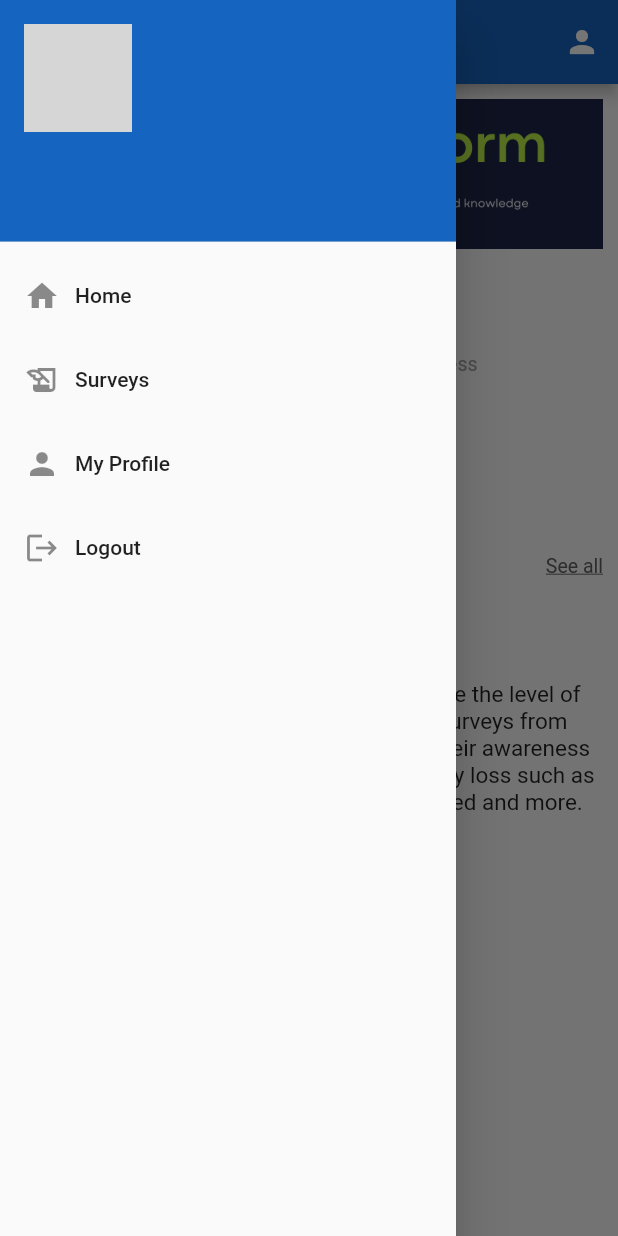
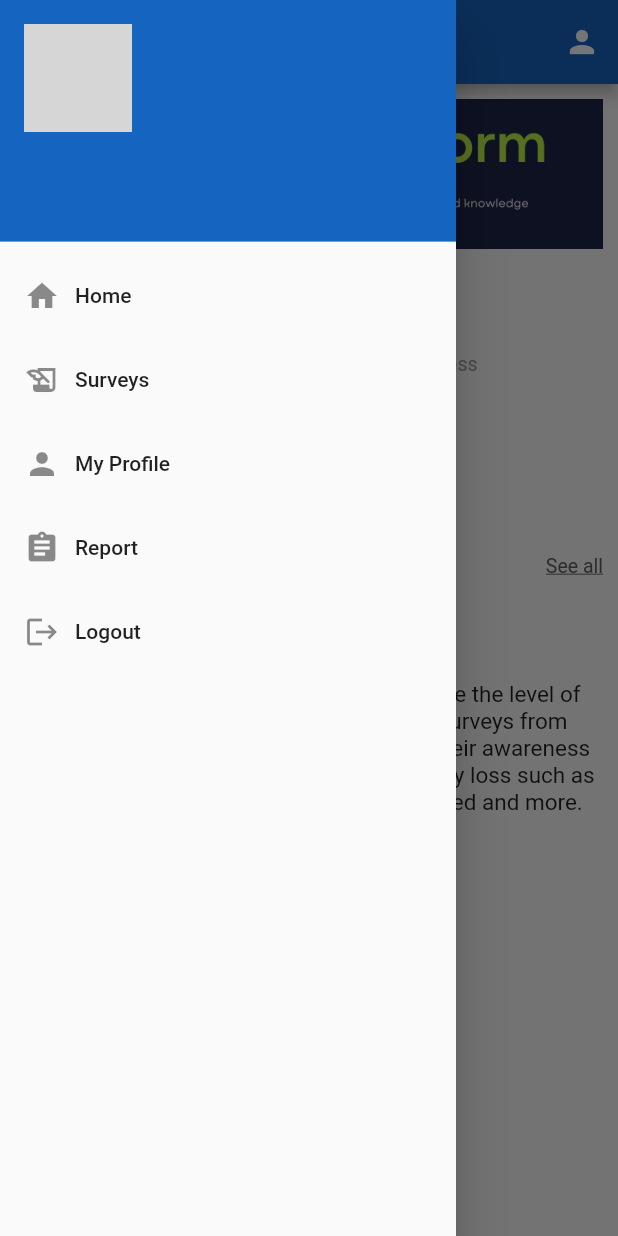
Before and after one commit to behhehong/UUM-FYP, a Flutter app: the HomePage screen opened directly with empty values, with the side drawer open, on a phone screen of 412 x 824 dp. Run offline on Flutter 3.47's test engine with Material 2 defaults, Android fonts, the phone set to English and light mode, and no system bars; our stand-ins replace email_validator, fluttertoast, font_awesome_flutter, google_fonts, shared_preferences; missing offline and left inert: linear_progress_bar; accounts and stored records are empty; network calls fail; grey boxes are pictures that could not be loaded.

Commit message:
version 0.1

```diff
--- a/lib/homepage.dart
+++ b/lib/homepage.dart
@@ -2,6 +2,7 @@ import 'package:flutter/material.dart';
 import 'package:flutter_final_year_project/login.dart';
 import 'package:flutter_final_year_project/models/user.dart';
 import 'package:flutter_final_year_project/profile.dart';
+import 'package:flutter_final_year_project/report.dart';
 import 'package:flutter_final_year_project/surveypage.dart';
 
 class HomePage extends StatefulWidget {
@@ -33,7 +34,8 @@ class _HomePageState extends State<HomePage> {
               },
               icon: const Icon(Icons.person),
             )
-            ]),
+          ],
+        ),
         drawer: Drawer(
           child: ListView(
             children: [
@@ -81,6 +83,20 @@ class _HomePageState extends State<HomePage> {
                     context,
                     MaterialPageRoute(
                       builder: (context) => Profile(user: widget.user),
+                    ),
+                  );
+                },
+              ),
+              createDrawerItem(
+                icon: Icons.assignment,
+                text: 'Report',
+                onTap: () {
+                  Navigator.push(
+                    context,
+                    MaterialPageRoute(
+                      builder: (context) => Report(
+                        user: widget.user,
+                      ),
                     ),
                   );
                 },
--- a/lib/result.dart
+++ b/lib/result.dart
@@ -14,15 +14,7 @@ class Result extends StatefulWidget {
       notAttempted = 0;
   final User user;
 
-  Result(
-      {Key? key,
-      required this.score,
-      required this.totalQuestion,
-      required this.correct,
-      required this.incorrect,
-      required this.notAttempted,
-      required this.user})
-      : super(key: key);
+  Result({Key? key, required this.user}) : super(key: key);
 
   @override
   _ResultState createState() => _ResultState();
@@ -115,7 +107,8 @@ class _ResultState extends State<Result> {
                         Navigator.pushReplacement(
                             context,
                             MaterialPageRoute(
-                                builder: (context) => Survey1(user: widget.user)));
+                                builder: (context) =>
+                                    Survey1(user: widget.user)));
                       },
                       child: Container(
                         padding: const EdgeInsets.symmetric(
```
Lines whose indentation alone changed are shown as unchanged.
